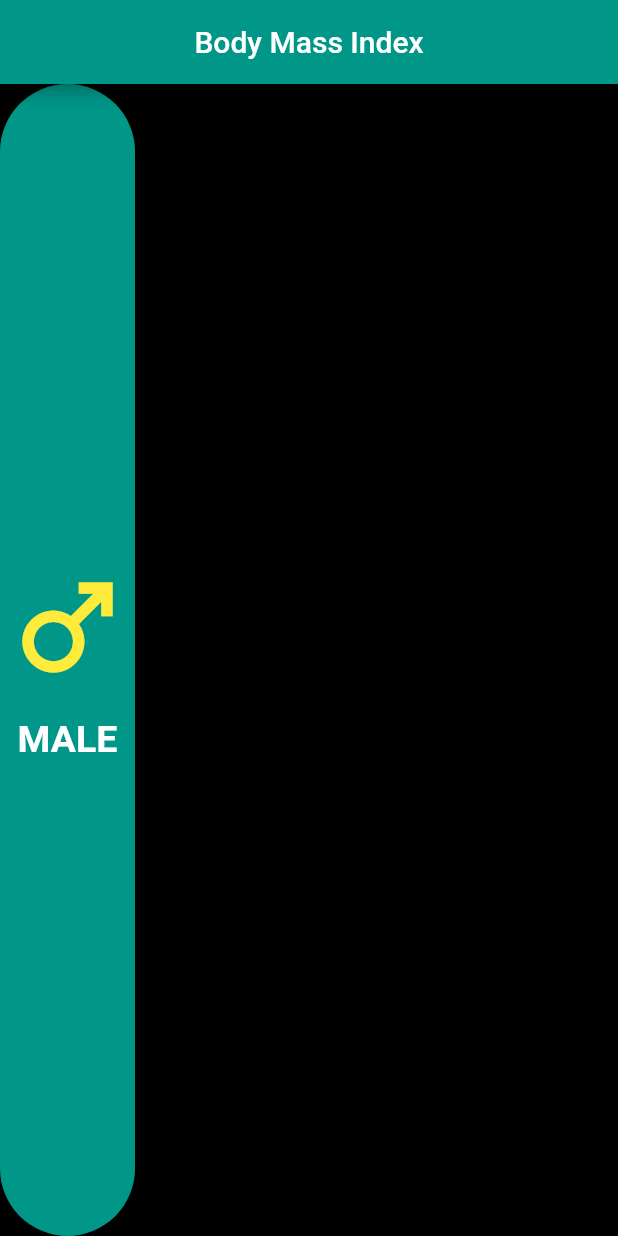
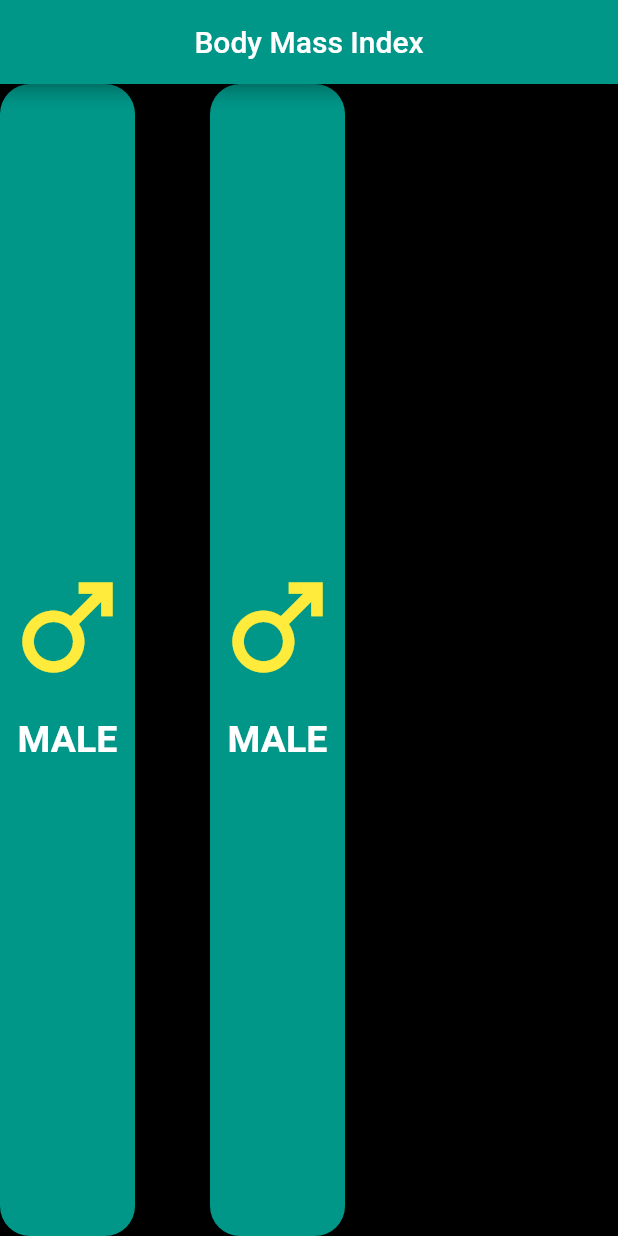
Before and after one commit to Devsaci/bmifoulaihapp, a Flutter app: the screen it shows after launch, on a phone screen of 412 x 824 dp. Run offline on Flutter 3.47's test engine with Material 2 defaults, Android fonts, the phone set to English and light mode, and no system bars.

Commit message:
const SizedBox(                 width: 50,               ),

```diff
--- a/lib/home.dart
+++ b/lib/home.dart
@@ -26,6 +26,10 @@ class _MyHomePageState extends State<MyHomePage> {
           child: Row(
             children: [
               m1GestureDetector(context),
+              const SizedBox(
+                width: 50,
+              ),
+              m1GestureDetector(context),
             ],
           ),
         ),
@@ -43,13 +47,15 @@ class _MyHomePageState extends State<MyHomePage> {
       child: Expanded(
           child: Container(
         decoration: BoxDecoration(
-              borderRadius: BorderRadius.circular(50),
-              color: isMale? Colors.teal :Colors.blueGrey,
+          borderRadius: BorderRadius.circular(20),
+          color: isMale ? Colors.teal : Colors.blueGrey,
         ),
         child: Column(
           mainAxisAlignment: MainAxisAlignment.center,
           children: [
-                const Icon(Icons.male),
+            const Icon(
+              Icons.male,
+            ),
             const SizedBox(
               height: 15,
             ),
@@ -59,8 +65,7 @@ class _MyHomePageState extends State<MyHomePage> {
             )
           ],
         ),
-          )
-          ),
+      )),
     );
   }
 }
```
Lines whose indentation alone changed are shown as unchanged.
